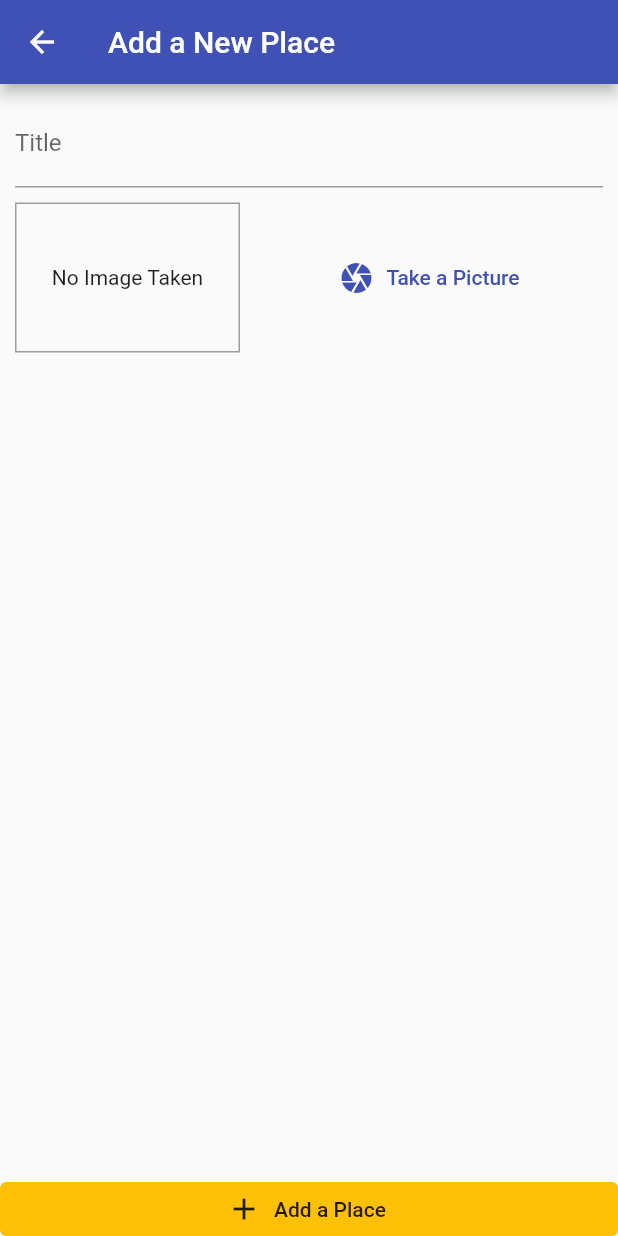
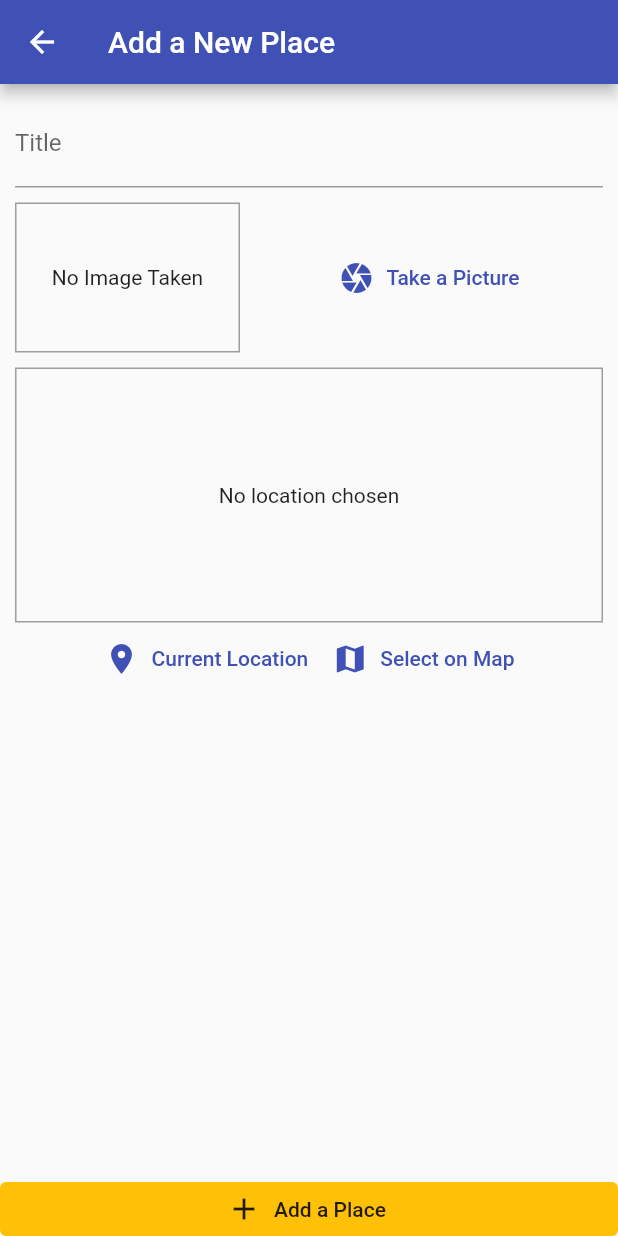
Before and after one commit to dev-raj-1729/great-places-app, a Flutter app: the screen it shows after launch, after a tap on the "add" icon, on a phone screen of 412 x 824 dp. Run offline on Flutter 3.47's test engine with Material 2 defaults, Android fonts, the phone set to English and light mode, and no system bars; our stand-ins replace image_picker, sqflite; accounts and stored records are empty.

Commit message:
307. Adding a location input and the "location" Package

```diff
--- a/lib/helpers/db_helper.dart
+++ b/lib/helpers/db_helper.dart
@@ -2,14 +2,23 @@ import 'package:sqflite/sqflite.dart' as sql;
 import 'package:path/path.dart' as path;
 
 class DBHelper {
-  static Future<void> insert(String table, Map<String, Object> data) async {
+  static Future<sql.Database> database() async {
     final dbPath = await sql.getDatabasesPath();
-    final sqlDb = await sql.openDatabase(path.join(dbPath, 'places.db'),
+    return sql.openDatabase(path.join(dbPath, 'places.db'),
         onCreate: (db, version) {
-      return db.query(
+      return db.execute(
           'CREATE TABLE user_places(id TEXT PRIMARY KEY,title TEXT,image TEXT)');
     }, version: 1);
-    await sqlDb.insert(table, data,
+  }
+
+  static Future<void> insert(String table, Map<String, Object> data) async {
+    final db = await DBHelper.database();
+    await db.insert(table, data,
         conflictAlgorithm: sql.ConflictAlgorithm.replace);
   }
+
+  static Future<List<Map<String, dynamic>>> getData(String table) async {
+    final db = await DBHelper.database();
+    return db.query(table);
+  }
 }
--- a/lib/providers/great_places.dart
+++ b/lib/providers/great_places.dart
@@ -24,7 +24,7 @@ class GreatPlaces with ChangeNotifier {
     _items.add(newPlace);
     notifyListeners();
     DBHelper.insert(
-      'places',
+      'user_places',
       {
         'id': newPlace.id,
         'title': newPlace.title,
@@ -32,4 +32,19 @@ class GreatPlaces with ChangeNotifier {
       },
     );
   }
+
+  Future<void> fetchAndSetPlaces() async {
+    final dataList = await DBHelper.getData('user_places');
+    _items = dataList
+        .map(
+          (e) => Place(
+            id: e['id'],
+            image: File(e['image']),
+            location: null,
+            title: e['title'],
+          ),
+        )
+        .toList();
+    notifyListeners();
+  }
 }
--- a/lib/screens/add_place_screen.dart
+++ b/lib/screens/add_place_screen.dart
@@ -3,6 +3,7 @@ import 'dart:io';
 import 'package:flutter/material.dart';
 import 'package:great_places_app/providers/great_places.dart';
 import 'package:great_places_app/widgets/image_input.dart';
+import 'package:great_places_app/widgets/location_input.dart';
 import 'package:provider/provider.dart';
 
 class AddPlaceScreen extends StatefulWidget {
@@ -51,6 +52,10 @@ class _AddPlaceScreenState extends State<AddPlaceScreen> {
                       height: 10,
                     ),
                     ImageInput(_selectImage),
+                    SizedBox(
+                      height: 10,
+                    ),
+                    LocationInput(),
                   ],
                 ),
               ),
@@ -66,7 +71,7 @@ class _AddPlaceScreenState extends State<AddPlaceScreen> {
             onPressed: _savePlace,
             icon: Icon(Icons.add),
             label: Text('Add a Place'),
-          )
+          ),
         ],
       ),
     );
--- a/lib/screens/places_list_screen.dart
+++ b/lib/screens/places_list_screen.dart
@@ -18,13 +18,21 @@ class PlacesListScreen extends StatelessWidget {
           ),
         ],
       ),
-      body: Consumer<GreatPlaces>(
-        builder: (context, greatPlaces, child) => greatPlaces.items.length <= 0
+      body: FutureBuilder(
+        future: Provider.of<GreatPlaces>(context, listen: false)
+            .fetchAndSetPlaces(),
+        builder: (context, greatPlacesSnapshot) =>
+            greatPlacesSnapshot.connectionState == ConnectionState.waiting
+                ? Center(child: CircularProgressIndicator())
+                : Consumer<GreatPlaces>(
+                    builder: (context, greatPlaces, child) =>
+                        greatPlaces.items.length <= 0
                             ? child
                             : ListView.builder(
                                 itemBuilder: (context, index) => ListTile(
                                   leading: CircleAvatar(
-                    backgroundImage: FileImage(greatPlaces.items[index].image),
+                                    backgroundImage: FileImage(
+                                        greatPlaces.items[index].image),
                                   ),
                                   title: Text(greatPlaces.items[index].title),
                                   onTap: () {},
@@ -35,6 +43,7 @@ class PlacesListScreen extends StatelessWidget {
                       child: Text('Got no Places yet'),
                     ),
                   ),
+      ),
     );
   }
 }
--- /dev/null
+++ b/lib/widgets/location_input.dart
@@ -0,0 +1,55 @@
+import 'package:flutter/material.dart';
+
+class LocationInput extends StatefulWidget {
+  @override
+  _LocationInputState createState() => _LocationInputState();
+}
+
+class _LocationInputState extends State<LocationInput> {
+  String _previewImageUrl;
+  @override
+  Widget build(BuildContext context) {
+    return Column(
+      children: [
+        Container(
+          decoration: BoxDecoration(
+            border: Border.all(
+              width: 1,
+              color: Colors.grey,
+            ),
+          ),
+          alignment: Alignment.center,
+          height: 170,
+          width: double.infinity,
+          child: _previewImageUrl == null
+              ? Text(
+                  'No location chosen',
+                  textAlign: TextAlign.center,
+                )
+              : Image.network(
+                  _previewImageUrl,
+                  fit: BoxFit.cover,
+                  width: double.infinity,
+                ),
+        ),
+        Row(
+          mainAxisAlignment: MainAxisAlignment.center,
+          children: [
+            TextButton.icon(
+              icon: Icon(
+                Icons.location_on,
+              ),
+              label: Text('Current Location'),
+              onPressed: () {},
+            ),
+            TextButton.icon(
+              onPressed: () {},
+              icon: Icon(Icons.map),
+              label: Text('Select on Map'),
+            ),
+          ],
+        )
+      ],
+    );
+  }
+}
--- a/pubspec.yaml
+++ b/pubspec.yaml
@@ -33,6 +33,7 @@ dependencies:
   path_provider: ^2.0.1
   path: ^1.8.0
   sqflite: ^2.0.0+3
+  location: ^4.1.1
 
 dev_dependencies:
   flutter_test:
```
Also changed, not shown: pubspec.lock. Lines whose indentation alone changed are shown as unchanged.
